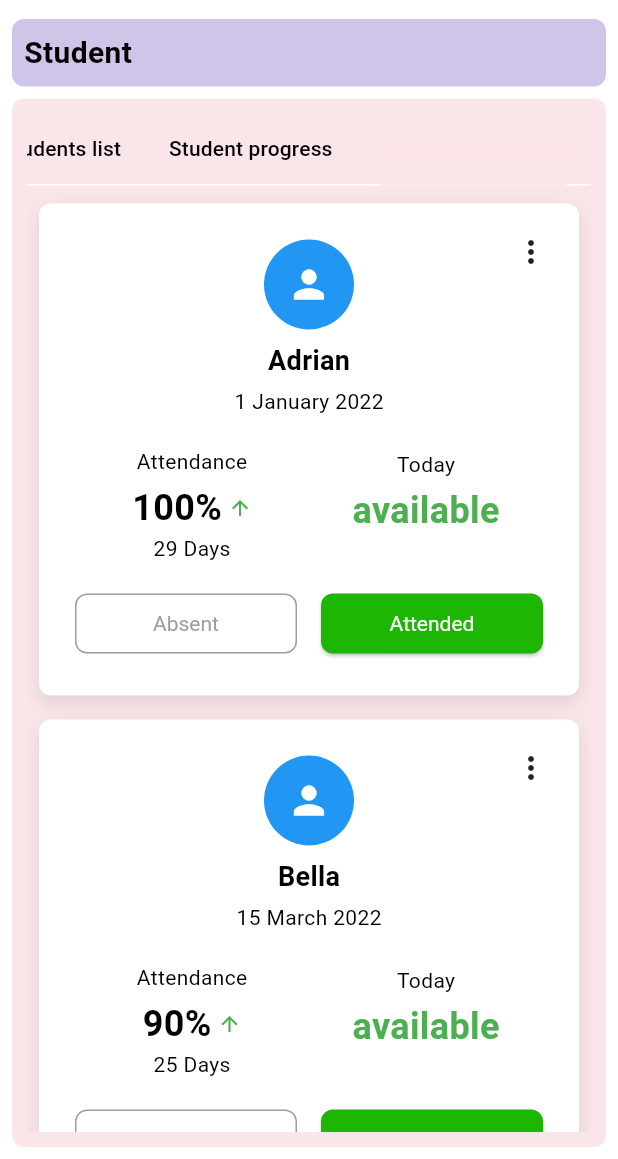
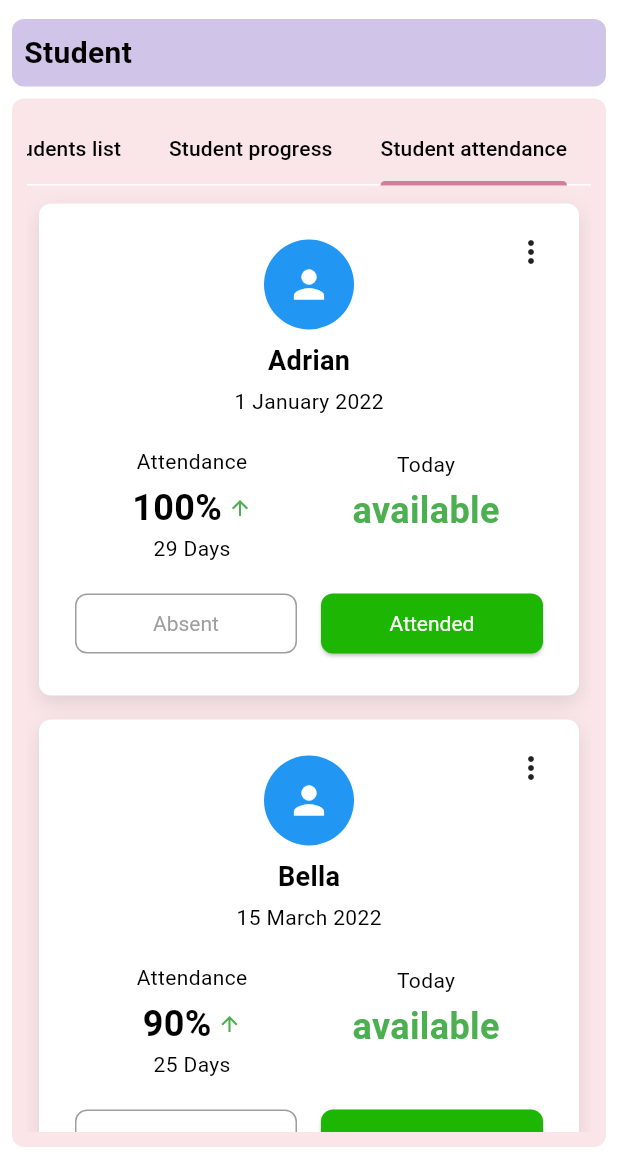
Before and after one commit to tivy09/the_kiddie_app_flutter, a Flutter app: the StudentView screen opened by its route, tab 3 chosen, on a phone screen of 412 x 824 dp, the part 77-1236 px from its top. Run offline on Flutter 3.47's test engine with Material 3 defaults, Android fonts, the light colour scheme and no system bars; our stand-ins replace badges, image_picker, photo_view, stacked, stacked_services, stacked_shared and 1 more; network calls fail.

Commit message:
Update tab bar css

```diff
--- a/lib/view/main/communication/communication_view.dart
+++ b/lib/view/main/communication/communication_view.dart
@@ -61,9 +61,9 @@ class CommunicationView extends StatelessWidget {
                             tabAlignment: TabAlignment.start,
                             isScrollable: true,
                             indicatorWeight: 4,
-                            labelColor: Color(0xFFFCE4E9),
+                            labelColor: Colors.black,
                             unselectedLabelColor: Colors.black,
-                            indicatorColor: Color(0xFFFCE4E9),
+                            indicatorColor: Color(0xFFD07E9C),
                             tabs: [
                               Tab(text: 'Conversations'),
                               Tab(text: 'Broadcast'),
--- a/lib/view/main/moments/moments_view.dart
+++ b/lib/view/main/moments/moments_view.dart
@@ -32,9 +32,9 @@ class MomentsView extends StatelessWidget {
                   PageTitle(title: 'Moments'),
                   SizedBox(height: 8),
                   TabBar(
-                    labelColor: Color(0xFFFCE4E9),
+                    labelColor: Colors.black,
                     unselectedLabelColor: Colors.black,
-                    indicatorColor: Color(0xFFFCE4E9),
+                    indicatorColor: Color(0xFFD07E9C),
                     tabs: [
                       Tab(text: 'All'),
                       Tab(text: 'Students'),
--- a/lib/view/main/student/student_view.dart
+++ b/lib/view/main/student/student_view.dart
@@ -51,9 +51,9 @@ class StudentView extends StatelessWidget {
                           TabBar(
                             tabAlignment: TabAlignment.center,
                             isScrollable: true,
-                            labelColor: Color(0xFFFCE4E9),
+                            labelColor: Colors.black,
                             unselectedLabelColor: Colors.black,
-                            indicatorColor: Color(0xFFFCE4E9),
+                            indicatorColor: const Color(0xFFD07E9C),
                             tabs: [
                               Tab(text: 'Students list'),
                               Tab(text: 'Student progress'),
```
